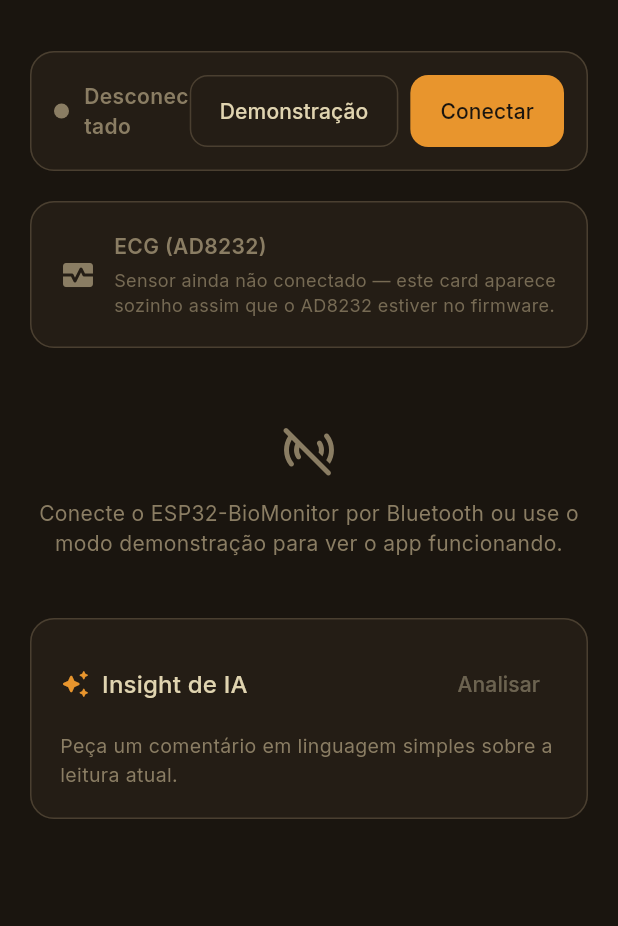
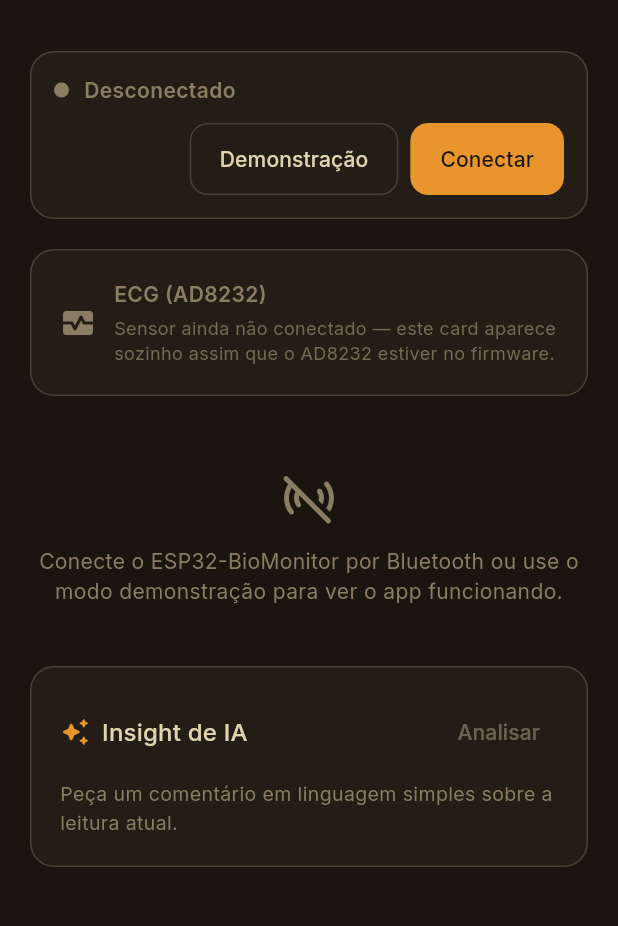
Before and after one commit to chevalierjvps/amber_vitals, a Flutter app: the screen it shows after launch, on a phone screen of 412 x 824 dp, the part 63-989 px from its top. Run offline on Flutter 3.47's test engine with Material 3 defaults, Android fonts, the phone set to English and light mode, and no system bars; our stand-ins replace fl_chart, flutter_blue_plus, google_fonts, shared_preferences.

Commit message:
Android build + fix two layout bugs found testing on a real device
- flutter config --android-sdk pointed at ~/Android/Sdk (the complete
  user-owned SDK with cmdline-tools) instead of the incomplete root-owned
  /opt/android-sdk, which is all that was blocking Android builds.
- Connection bar: label + two buttons no longer fit in a single Row on
  phone widths, wrapping the status text ugly. Switched to a status row
  + action row layout.
- Pulse-ox waveform: fl_chart's curve smoothing overshoots past the
  first/last points without explicit clipping, so the amber fill was
  bleeding past the card's rounded corner. Added clipData: FlClipData.all().

Verified end-to-end on the Medium_Phone_API_36.1 emulator: installed,
launched, tapped through demo mode, screenshotted before/after both fixes.

Co-Authored-By: Claude Sonnet 5 <noreply@anthropic.com>

```diff
--- a/lib/modules/pulse_ox_module.dart
+++ b/lib/modules/pulse_ox_module.dart
@@ -150,6 +150,10 @@ class _Waveform extends StatelessWidget {
         titlesData: const FlTitlesData(show: false),
         borderData: FlBorderData(show: false),
         lineTouchData: const LineTouchData(enabled: false),
+        // Without this, the curve's cubic smoothing overshoots past the
+        // first/last points and bleeds outside the chart's own box (visible
+        // as the amber fill spilling past the card's rounded edge).
+        clipData: const FlClipData.all(),
         lineBarsData: [
           LineChartBarData(
             spots: [
--- a/lib/screens/home_screen.dart
+++ b/lib/screens/home_screen.dart
@@ -128,7 +128,13 @@ class _ConnectionBar extends StatelessWidget {
     return Card(
       child: Padding(
         padding: const EdgeInsets.all(16),
-        child: Row(
+        // Column (status row + action row on their own lines) instead of a
+        // single Row: on narrower screens a label + two buttons side by side
+        // don't fit and the label wraps ugly. This is robust at any width.
+        child: Column(
+          crossAxisAlignment: CrossAxisAlignment.stretch,
+          children: [
+            Row(
               children: [
                 Container(
                   width: 10,
@@ -136,19 +142,35 @@ class _ConnectionBar extends StatelessWidget {
                   decoration: BoxDecoration(color: color, shape: BoxShape.circle),
                 ),
                 const SizedBox(width: 10),
-            Expanded(child: Text(label, style: TextStyle(color: color, fontWeight: FontWeight.w600))),
-            if (busy)
-              const SizedBox(width: 18, height: 18, child: CircularProgressIndicator(strokeWidth: 2))
-            else if (ble.status == ConnectionStatus.connected || ble.status == ConnectionStatus.demo)
-              OutlinedButton(onPressed: () => ble.disconnect(), child: const Text('Desconectar'))
+                Expanded(
+                  child: Text(
+                    label,
+                    style: TextStyle(color: color, fontWeight: FontWeight.w600),
+                    maxLines: 1,
+                    overflow: TextOverflow.ellipsis,
+                  ),
+                ),
+                if (busy) const SizedBox(width: 18, height: 18, child: CircularProgressIndicator(strokeWidth: 2)),
+              ],
+            ),
+            if (!busy) ...[
+              const SizedBox(height: 12),
+              if (ble.status == ConnectionStatus.connected || ble.status == ConnectionStatus.demo)
+                Align(
+                  alignment: Alignment.centerRight,
+                  child: OutlinedButton(onPressed: () => ble.disconnect(), child: const Text('Desconectar')),
+                )
               else
                 Wrap(
+                  alignment: WrapAlignment.end,
                   spacing: 8,
+                  runSpacing: 8,
                   children: [
                     OutlinedButton(onPressed: () => ble.startDemoMode(), child: const Text('Demonstração')),
                     FilledButton(onPressed: () => ble.connect(), child: const Text('Conectar')),
                   ],
                 ),
+            ],
           ],
         ),
       ),
```
Lines whose indentation alone changed are shown as unchanged.
